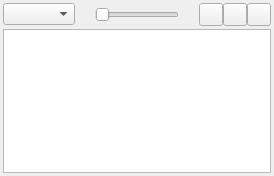
Qt form src/client/ui/layerbox.ui (drawpile/Drawpile) before a commit.
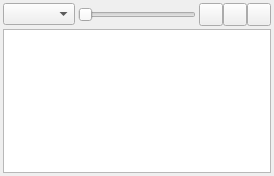
The same form after that commit. Icons and pictures are not drawn. Custom widgets are drawn as their Qt base class.

```diff
--- a/src/client/ui/layerbox.ui
+++ b/src/client/ui/layerbox.ui
@@ -43,6 +43,9 @@
        <property name="orientation">
         <enum>Qt::Horizontal</enum>
        </property>
+       <property name="sizeType">
+        <enum>QSizePolicy::Fixed</enum>
+       </property>
        <property name="sizeHint" stdset="0">
         <size>
          <width>3</width>
@@ -69,6 +72,9 @@
        <property name="orientation">
         <enum>Qt::Horizontal</enum>
        </property>
+       <property name="sizeType">
+        <enum>QSizePolicy::Fixed</enum>
+       </property>
        <property name="sizeHint" stdset="0">
         <size>
          <width>3</width>
```
